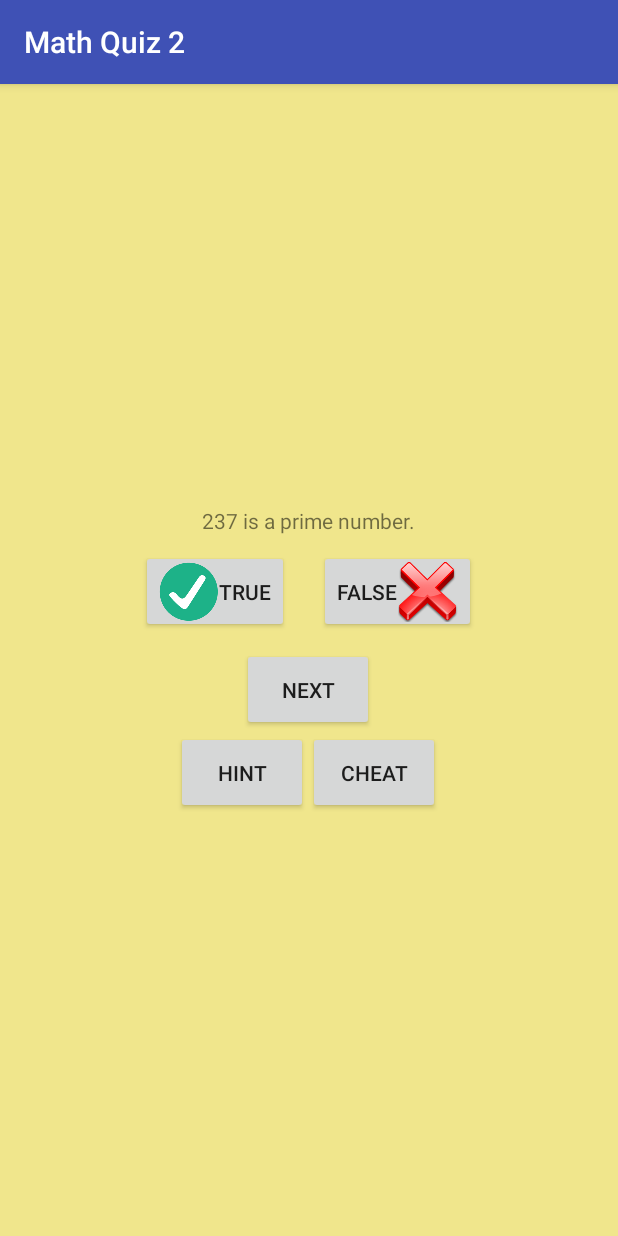
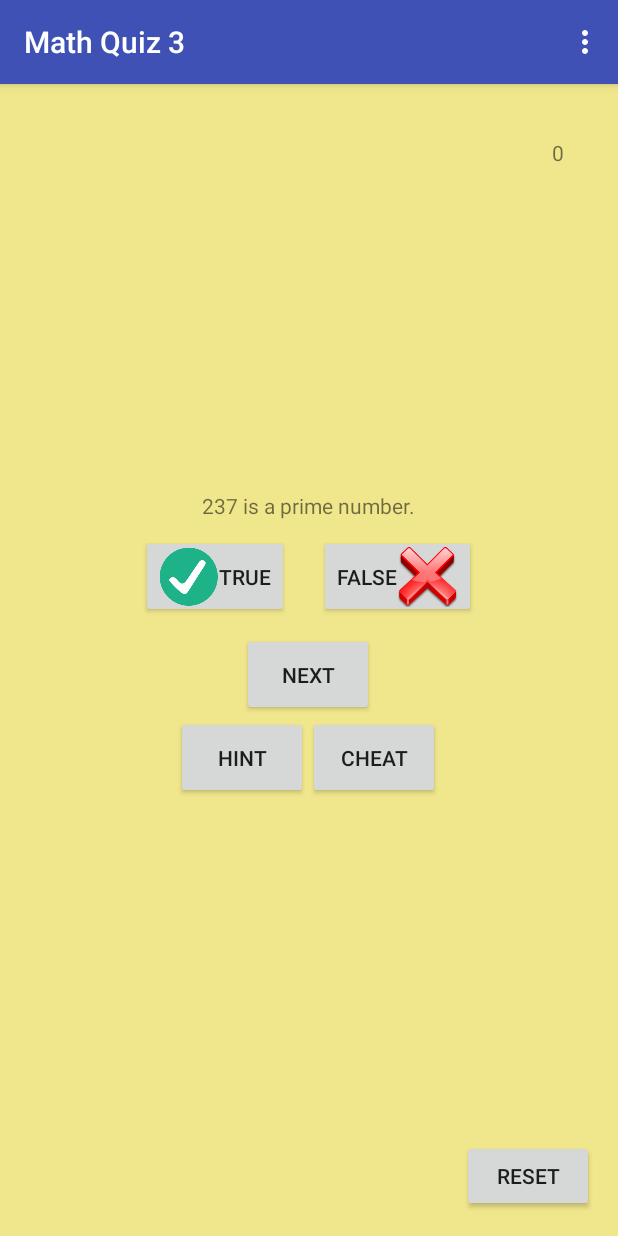
Before and after one commit to adeshpdelhi/MCAssignment3, an Android app: the screen it shows after launch (MainActivity), on a phone screen of 412 x 824 dp. Run offline under Robolectric (Android 15) with nearby library versions, the phone set to English and light mode, and no system bars.

Commit message:
only sqlite left

```diff
--- a/app/src/main/java/com/creation/adesh/mcassignment2/MainActivity.java
+++ b/app/src/main/java/com/creation/adesh/mcassignment2/MainActivity.java
@@ -1,30 +1,56 @@
 package com.creation.adesh.mcassignment3;
 
 import android.app.Activity;
+import android.content.Context;
 import android.content.Intent;
+import android.content.SharedPreferences;
+import android.os.Environment;
 import android.support.v7.app.AppCompatActivity;
 import android.os.Bundle;
+import android.util.Log;
+import android.view.Menu;
+import android.view.MenuInflater;
+import android.view.MenuItem;
 import android.view.View;
 import android.widget.TextView;
 import android.widget.Toast;
+
+import com.creation.adesh.mcassignment3.ViewLogsActivity;
+
+import org.w3c.dom.Text;
+
+import java.io.BufferedWriter;
+import java.io.File;
+import java.io.FileWriter;
 
 
 public class MainActivity extends AppCompatActivity {
     private static final String RCheated = "CHEATED";
     private static final String RHinted = "HINT";
     private static final String RAnswer = "ANSWER";
+    private static final String RFirstAttempt = "FIRSTATTEMPT";
+    private static final String RScore = "SCORE";
+    private static final String logfileName = "quizlogs.txt";
     private static TextView mQuestionText = null;
+    private static TextView mScore = null;
     private Integer number = null;
     private Question presentQuestion = null;
     private static final int cheatRequestCode = 0;
     private static final int hintRequestCode = 1;
     private Boolean mCheated = false;
     private Boolean mHintShown = false;
+    private Boolean firstAttempt = true;
+    private Integer score = 0;
     @Override
     protected void onCreate(Bundle savedInstanceState) {
         super.onCreate(savedInstanceState);
         setContentView(R.layout.activity_main);
         mQuestionText = (TextView) findViewById(R.id.questionText);
+        mScore = (TextView) findViewById(R.id.score);
+        SharedPreferences sharedPref = this.getSharedPreferences("score", Context.MODE_PRIVATE);
+        score = sharedPref.getInt(RScore,0);
+        Log.v("MainActivity",score.toString());
+        mScore.setText(score.toString());
         if(savedInstanceState == null) {
             presentQuestion= new Question();
             number = presentQuestion.getNumber();
@@ -35,9 +61,83 @@ public class MainActivity extends AppCompatActivity {
             presentQuestion = new Question(number);
             mCheated = savedInstanceState.getBoolean(RCheated, false);
             mHintShown = savedInstanceState.getBoolean(RHinted, false);
+            firstAttempt = savedInstanceState.getBoolean(RFirstAttempt, true);
+            score = savedInstanceState.getInt(RScore, 0);
         }
 
         mQuestionText.setText(getString(R.string.questionText,number));
+        addToLog();
+    }
+
+    public boolean onCreateOptionsMenu(Menu menu) {
+
+        MenuInflater inflater = getMenuInflater();
+        inflater.inflate(R.menu.main_menu, menu);
+        return true;
+    }
+
+    public boolean onOptionsItemSelected(MenuItem item) {
+
+        switch(item.getItemId())
+        {
+            case R.id.viewprivatelogs:
+                startActivity(new Intent(this, ViewLogsActivity.class).putExtra("type","private"));
+                return true;
+            case R.id.viewpubliclogs:
+                startActivity(new Intent(this, ViewLogsActivity.class).putExtra("type","public"));
+                return true;
+            default:
+                return super.onOptionsItemSelected(item);
+        }
+    }
+
+    public void reset(View view){
+        score = 0;
+        next(null);
+        mScore.setText(score.toString());
+    }
+    private void addToLog(){
+        addToPrivateLog();
+        addToPublicLog();
+    }
+    private void addToPrivateLog(){
+        try {
+            File file = new File(getApplicationContext().getFilesDir(), logfileName);
+            if (!file.exists())
+                file.createNewFile();
+            FileWriter fw = new FileWriter(file, true);
+            BufferedWriter bw = new BufferedWriter(fw);
+            bw.write(presentQuestion.getNumber() + ": " + presentQuestion.getAnswer() + "\n");
+            bw.close();
+            Log.v("Main Activity", "Added succesfully");
+        }
+        catch (Exception e) {
+            Log.e("Main Activity", "Error saving private log");
+        }
+    }
+    private void addToPublicLog(){
+        if(!Environment.getExternalStorageState().equals(Environment.MEDIA_MOUNTED))
+            return;
+        try {
+            File file = new File(Environment.getExternalStoragePublicDirectory(
+                    Environment.DIRECTORY_DOCUMENTS), logfileName);
+//            if (!file.mkdirs()) {
+//                Log.e("MainActivity", "Directory cannot be created");
+//            }
+            if (!file.exists())
+                file.createNewFile();
+            FileWriter fw = new FileWriter(file, true);
+            BufferedWriter bw = new BufferedWriter(fw);
+            if(presentQuestion.getAnswer())
+                bw.write(presentQuestion.getNumber() + " is a prime number.\n");
+            else
+                bw.write(presentQuestion.getNumber() + " is not a prime number.\n");
+            bw.close();
+            Log.v("Main Activity", "Added succesfully");
+        }
+        catch (Exception e) {
+            Log.e("Main Activity", "Error saving public log "+e.getStackTrace()+" "+e.getMessage()+" "+e.getCause());
+        }
     }
     @Override
     protected void onSaveInstanceState(Bundle savedInstanceState){
@@ -45,6 +145,8 @@ public class MainActivity extends AppCompatActivity {
         savedInstanceState.putInt("number",number);
         savedInstanceState.putBoolean(RCheated,mCheated);
         savedInstanceState.putBoolean(RHinted,mHintShown);
+        savedInstanceState.putBoolean(RFirstAttempt,firstAttempt);
+        savedInstanceState.putInt(RScore,score);
     }
     public void answerTrue(View view){
         if(!checkIntegrity()) return;
@@ -59,10 +161,15 @@ public class MainActivity extends AppCompatActivity {
         return !mCheated;
     }
     private void verifyAnswer(Boolean answer){
-        if(presentQuestion.checkAnswer(answer))
-            Toast.makeText(getApplicationContext(),"Correct Response!",Toast.LENGTH_SHORT).show();
+        if(presentQuestion.checkAnswer(answer)) {
+            Toast.makeText(getApplicationContext(), "Correct Response!", Toast.LENGTH_SHORT).show();
+            if(firstAttempt)
+                score++;
+            mScore.setText(score.toString());
+        }
         else
             Toast.makeText(getApplicationContext(),"Incorrect Response!",Toast.LENGTH_SHORT).show();
+        firstAttempt = false;
     }
 
 
@@ -77,19 +184,30 @@ public class MainActivity extends AppCompatActivity {
         mQuestionText.setText(getString(R.string.questionText,number));
         mCheated = false;
         mHintShown = false;
+        firstAttempt = true;
+        addToLog();
     }
 
     public void showHint(View view){
-        Intent i = new Intent(MainActivity.this,HintActivity.class);
+        Intent i = new Intent(MainActivity.this, com.creation.adesh.mcassignment3.HintActivity.class);
         i.putExtra(RHinted,mHintShown);
         startActivityForResult(i,hintRequestCode);
     }
 
     public void showCheat(View view){
-        Intent i = new Intent(MainActivity.this,CheatActivity.class);
+        Intent i = new Intent(MainActivity.this, com.creation.adesh.mcassignment3.CheatActivity.class);
         i.putExtra(RAnswer,presentQuestion.getAnswer());
         i.putExtra(RCheated,mCheated);
         startActivityForResult(i,cheatRequestCode);
+    }
+
+    @Override
+    protected void onDestroy() {
+        super.onDestroy();
+        SharedPreferences sharedPref = this.getSharedPreferences("score", Context.MODE_PRIVATE);
+        SharedPreferences.Editor sharedEditor = sharedPref.edit();
+        sharedEditor.putInt(RScore,score);
+        sharedEditor.commit();
     }
 
     @Override
--- a/app/src/main/res/layout-land/activity_hint.xml
+++ b/app/src/main/res/layout-land/activity_hint.xml
@@ -7,7 +7,7 @@
     android:paddingLeft="@dimen/activity_horizontal_margin"
     android:paddingRight="@dimen/activity_horizontal_margin"
     android:paddingTop="@dimen/activity_vertical_margin"
-    tools:context="com.creation.adesh.mcassignment2.HintActivity">
+    tools:context="com.creation.adesh.mcassignment3.HintActivity">
     <TextView
         android:id="@+id/hintTextView"
         android:layout_width="wrap_content"
--- a/app/src/main/res/layout-land/activity_main.xml
+++ b/app/src/main/res/layout-land/activity_main.xml
@@ -7,7 +7,13 @@
     android:paddingLeft="@dimen/activity_horizontal_margin"
     android:paddingRight="@dimen/activity_horizontal_margin"
     android:paddingTop="@dimen/activity_vertical_margin"
-    tools:context="com.creation.adesh.mcassignment2.MainActivity">
+    tools:context="com.creation.adesh.mcassignment3.MainActivity">
+    <TextView
+        android:layout_width="wrap_content"
+        android:layout_height="wrap_content"
+        android:id="@+id/score"
+        android:layout_alignParentRight="true"
+        android:layout_margin="20dp" />
     <RelativeLayout
         android:layout_width="match_parent"
         android:layout_height="match_parent"
@@ -72,4 +78,11 @@
         android:onClick="next"
         android:layout_alignParentEnd="true"
         android:layout_alignParentBottom="true"/>
+    <Button
+        android:layout_width="wrap_content"
+        android:layout_height="wrap_content"
+        android:layout_alignParentLeft="true"
+        android:layout_alignParentBottom="true"
+        android:text="RESET"
+        android:onClick="reset"/>
 </RelativeLayout>
--- a/app/src/main/res/layout/activity_cheat.xml
+++ b/app/src/main/res/layout/activity_cheat.xml
@@ -8,7 +8,7 @@
     android:paddingRight="@dimen/activity_horizontal_margin"
     android:paddingTop="@dimen/activity_vertical_margin"
 
-    tools:context="com.creation.adesh.mcassignment2.CheatActivity">
+    tools:context="com.creation.adesh.mcassignment3.CheatActivity">
     <TextView
         android:id="@+id/cheatView"
         android:layout_width="wrap_content"
--- a/app/src/main/res/layout/activity_hint.xml
+++ b/app/src/main/res/layout/activity_hint.xml
@@ -7,7 +7,7 @@
     android:paddingLeft="@dimen/activity_horizontal_margin"
     android:paddingRight="@dimen/activity_horizontal_margin"
     android:paddingTop="@dimen/activity_vertical_margin"
-    tools:context="com.creation.adesh.mcassignment2.HintActivity">
+    tools:context="com.creation.adesh.mcassignment3.HintActivity">
     <TextView
         android:id="@+id/hintTextView"
         android:layout_width="wrap_content"
--- a/app/src/main/res/layout/activity_main.xml
+++ b/app/src/main/res/layout/activity_main.xml
@@ -7,22 +7,23 @@
     android:paddingLeft="@dimen/activity_horizontal_margin"
     android:paddingRight="@dimen/activity_horizontal_margin"
     android:paddingTop="@dimen/activity_vertical_margin"
-    android:gravity="center"
-    tools:context="com.creation.adesh.mcassignment2.MainActivity">
-
+    tools:context="com.creation.adesh.mcassignment3.MainActivity">
     <TextView
-        android:id="@+id/questionText"
         android:layout_width="wrap_content"
         android:layout_height="wrap_content"
-        android:layout_centerInParent="true" />
+        android:id="@+id/score"
+        android:layout_alignParentRight="true"
+        android:layout_margin="20dp" />
+
 
     <LinearLayout
         android:layout_width="wrap_content"
         android:layout_height="wrap_content"
-        android:layout_below="@id/questionText"
         android:layout_centerInParent="true"
+        android:layout_centerHorizontal="true"
         android:layout_centerVertical="true"
-        android:orientation="vertical">
+        android:orientation="vertical"
+        android:id="@+id/linearLayout">
         <LinearLayout
             android:layout_width="wrap_content"
             android:layout_height="wrap_content"
@@ -69,5 +70,17 @@
 
 
     </LinearLayout>
-
+    <TextView
+        android:id="@+id/questionText"
+        android:layout_width="wrap_content"
+        android:layout_height="wrap_content"
+        android:layout_above="@id/linearLayout"
+        android:layout_centerHorizontal="true"/>
+    <Button
+        android:layout_width="wrap_content"
+        android:layout_height="wrap_content"
+        android:layout_alignParentRight="true"
+        android:layout_alignParentBottom="true"
+        android:text="RESET"
+        android:onClick="reset"/>
 </RelativeLayout>
--- /dev/null
+++ b/app/src/main/res/menu/main_menu.xml
@@ -0,0 +1,7 @@
+<?xml version="1.0" encoding="utf-8"?>
+<menu xmlns:android="http://schemas.android.com/apk/res/android">
+    <item android:id="@+id/viewprivatelogs"
+        android:title="View Private Logs" />
+    <item android:id="@+id/viewpubliclogs"
+        android:title="View Public Logs" />
+</menu>
--- a/app/src/main/res/values/strings.xml
+++ b/app/src/main/res/values/strings.xml
@@ -1,5 +1,5 @@
 <resources>
-    <string name="appName">Math Quiz 2</string>
+    <string name="appName">Math Quiz 3</string>
     <string name="trueText">True</string>
     <string name="falseText">False</string>
     <string name="nextText">Next</string>
```
Also changed, not shown: app/src/main/AndroidManifest.xml (+10 -4 lines), app/src/main/java/com/creation/adesh/mcassignment2/ViewLogsActivity.java (added, +72 -0 lines), app/src/main/res/layout/activity_view_logs.xml (renamed from app/src/main/res/layout-land/activity_cheat.xml, +2 -15 lines).
